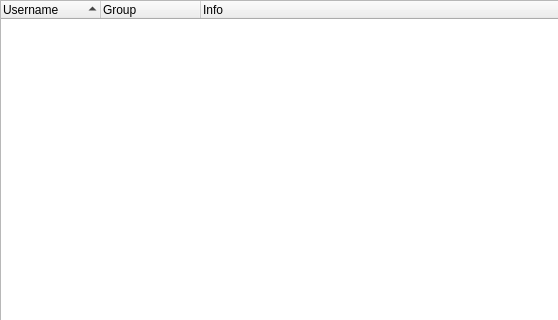
Qt form BaseClient/Source/ManageUserWidget.ui (WorksAhead/Base) before a commit; both pictures show x 0 to 558 and y 0 to 320 of the 776 by 623 pixel window.
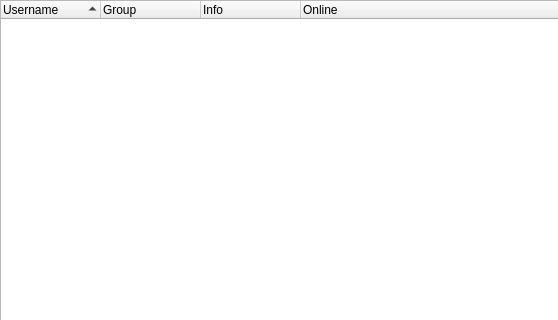
The same form after that commit.

What changed in the file:
```diff
--- a/BaseClient/Source/ManageUserWidget.ui
+++ b/BaseClient/Source/ManageUserWidget.ui
@@ -58,6 +58,11 @@
        <string>Info</string>
       </property>
      </column>
+     <column>
+      <property name="text">
+       <string>Online</string>
+      </property>
+     </column>
     </widget>
    </item>
    <item>
```
Left out of the diff: 16 changed lines with no effect on the pictures.
